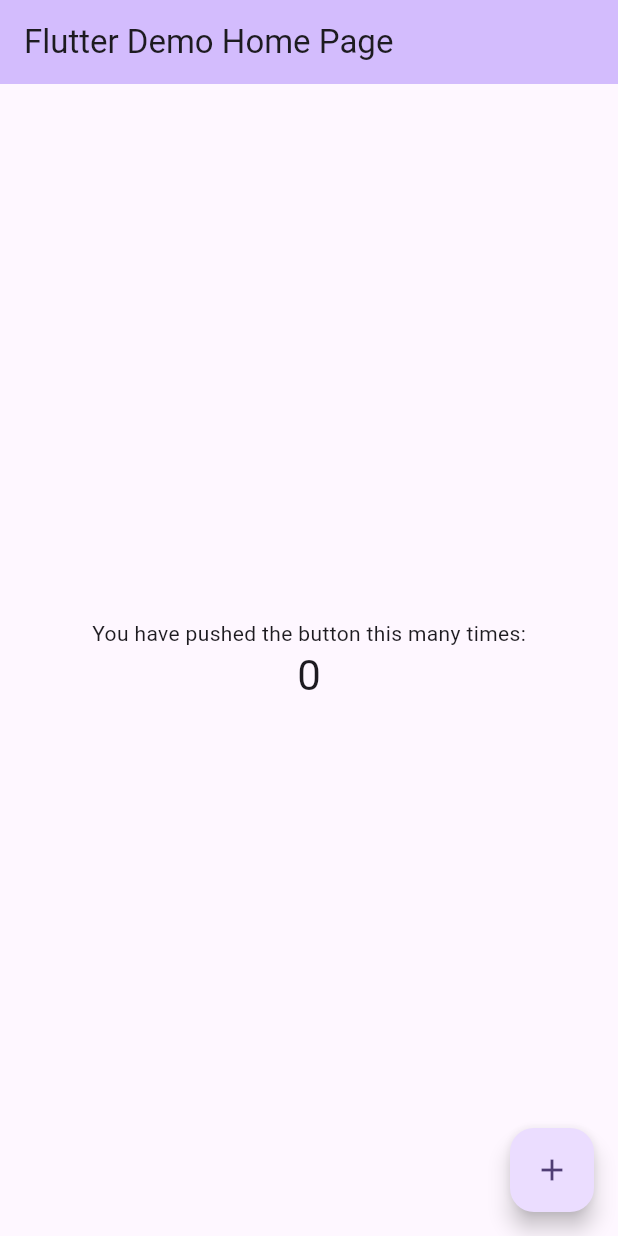
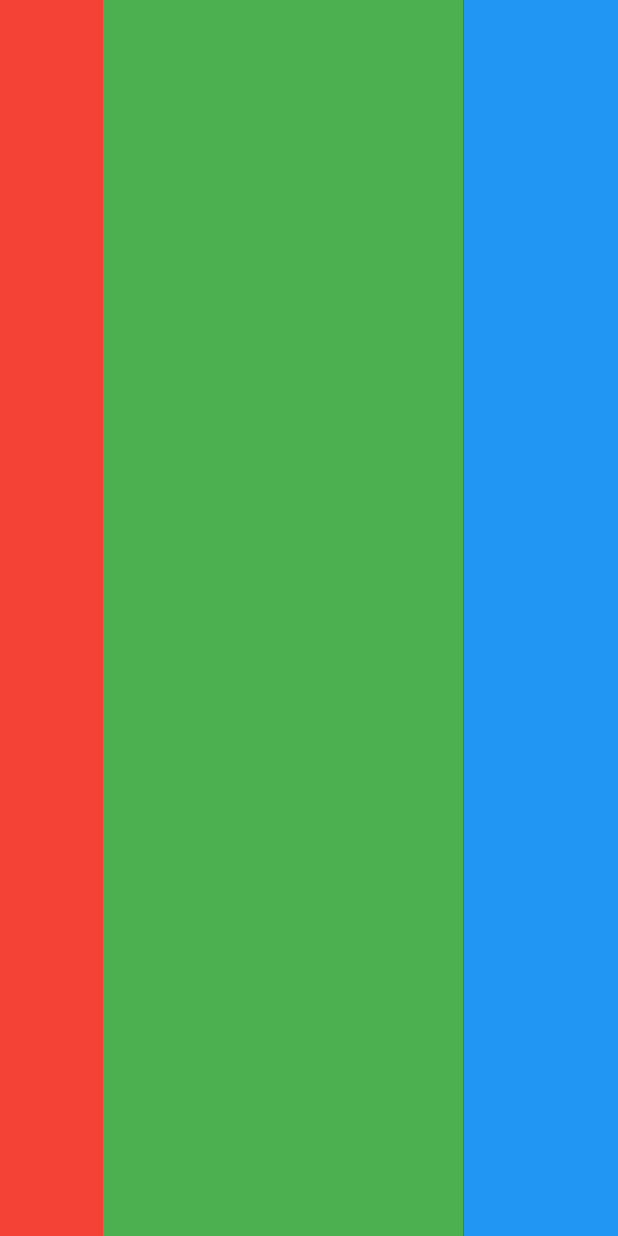
Before and after one commit to S-Dulanjana/Fitness-tracker, a Flutter app: the screen it shows after launch, on a phone screen of 412 x 824 dp. Run offline on Flutter 3.47's test engine with Material 3 defaults, Android fonts, the phone set to English and light mode, and no system bars.

Commit message:
create structure

```diff
--- a/lib/constant/color.dart
+++ b/lib/constant/color.dart
@@ -0,0 +1,10 @@
+import 'package:flutter/material.dart';
+
+const cardBgcolor = Color.fromARGB(256, 24, 24, 24);
+const primaryColor = Color(0xff2697FF);
+const secondaryColor = Color(0xffFFFFFF);
+
+const backGroundColor = Color.fromARGB(255, 30, 29, 29);
+const sectionColor = Colors.purpleAccent;
+final limeColor = Colors.blueGrey[900];
+const greyColor = Colors.grey;
--- /dev/null
+++ b/lib/constant/constant.dart
@@ -0,0 +1 @@
+const kDefaultPadding = 20;
--- a/lib/main.dart
+++ b/lib/main.dart
@@ -1,122 +1,21 @@
+import 'package:fitness_tracker/constant/color.dart';
+import 'package:fitness_tracker/pages/home_page.dart';
 import 'package:flutter/material.dart';
 
 void main() {
-  runApp(const MyApp());
+  runApp(MyApp());
 }
 
 class MyApp extends StatelessWidget {
   const MyApp({super.key});
 
-  // This widget is the root of your application.
   @override
   Widget build(BuildContext context) {
     return MaterialApp(
-      title: 'Flutter Demo',
-      theme: ThemeData(
-        // This is the theme of your application.
-        //
-        // TRY THIS: Try running your application with "flutter run". You'll see
-        // the application has a purple toolbar. Then, without quitting the app,
-        // try changing the seedColor in the colorScheme below to Colors.green
-        // and then invoke "hot reload" (save your changes or press the "hot
-        // reload" button in a Flutter-supported IDE, or press "r" if you used
-        // the command line to start the app).
-        //
-        // Notice that the counter didn't reset back to zero; the application
-        // state is not lost during the reload. To reset the state, use hot
-        // restart instead.
-        //
-        // This works for code too, not just values: Most code changes can be
-        // tested with just a hot reload.
-        colorScheme: ColorScheme.fromSeed(seedColor: Colors.deepPurple),
-      ),
-      home: const MyHomePage(title: 'Flutter Demo Home Page'),
+      debugShowCheckedModeBanner: false,
+      title: "Responsive fitness tracker",
+      theme: ThemeData(scaffoldBackgroundColor: backGroundColor),
+      home: HomePage(),
     );
   }
 }
-
-class MyHomePage extends StatefulWidget {
-  const MyHomePage({super.key, required this.title});
-
-  // This widget is the home page of your application. It is stateful, meaning
-  // that it has a State object (defined below) that contains fields that affect
-  // how it looks.
-
-  // This class is the configuration for the state. It holds the values (in this
-  // case the title) provided by the parent (in this case the App widget) and
-  // used by the build method of the State. Fields in a Widget subclass are
-  // always marked "final".
-
-  final String title;
-
-  @override
-  State<MyHomePage> createState() => _MyHomePageState();
-}
-
-class _MyHomePageState extends State<MyHomePage> {
-  int _counter = 0;
-
-  void _incrementCounter() {
-    setState(() {
-      // This call to setState tells the Flutter framework that something has
-      // changed in this State, which causes it to rerun the build method below
-      // so that the display can reflect the updated values. If we changed
-      // _counter without calling setState(), then the build method would not be
-      // called again, and so nothing would appear to happen.
-      _counter++;
-    });
-  }
-
-  @override
-  Widget build(BuildContext context) {
-    // This method is rerun every time setState is called, for instance as done
-    // by the _incrementCounter method above.
-    //
-    // The Flutter framework has been optimized to make rerunning build methods
-    // fast, so that you can just rebuild anything that needs updating rather
-    // than having to individually change instances of widgets.
-    return Scaffold(
-      appBar: AppBar(
-        // TRY THIS: Try changing the color here to a specific color (to
-        // Colors.amber, perhaps?) and trigger a hot reload to see the AppBar
-        // change color while the other colors stay the same.
-        backgroundColor: Theme.of(context).colorScheme.inversePrimary,
-        // Here we take the value from the MyHomePage object that was created by
-        // the App.build method, and use it to set our appbar title.
-        title: Text(widget.title),
-      ),
-      body: Center(
-        // Center is a layout widget. It takes a single child and positions it
-        // in the middle of the parent.
-        child: Column(
-          // Column is also a layout widget. It takes a list of children and
-          // arranges them vertically. By default, it sizes itself to fit its
-          // children horizontally, and tries to be as tall as its parent.
-          //
-          // Column has various properties to control how it sizes itself and
-          // how it positions its children. Here we use mainAxisAlignment to
-          // center the children vertically; the main axis here is the vertical
-          // axis because Columns are vertical (the cross axis would be
-          // horizontal).
-          //
-          // TRY THIS: Invoke "debug painting" (choose the "Toggle Debug Paint"
-          // action in the IDE, or press "p" in the console), to see the
-          // wireframe for each widget.
-          mainAxisAlignment: MainAxisAlignment.center,
-          children: <Widget>[
-            const Text('You have pushed the button this many times:'),
-            Text(
-              '$_counter',
-              style: Theme.of(context).textTheme.headlineMedium,
-            ),
-          ],
-        ),
-      ),
-      floatingActionButton: FloatingActionButton(
-        onPressed: _incrementCounter,
-        tooltip: 'Increment',
-        child: const Icon(Icons.add),
-      ), // This trailing comma makes auto-formatting nicer for build methods.
-    );
-  }
-}
--- /dev/null
+++ b/lib/pages/home_page.dart
@@ -0,0 +1,25 @@
+import 'package:flutter/material.dart';
+
+class HomePage extends StatelessWidget {
+  const HomePage({super.key});
+
+  @override
+  Widget build(BuildContext context) {
+    return Scaffold(
+      body: SafeArea(
+        child: Row(
+          children: [
+            //Side menu
+            Expanded(flex: 2, child: Container(color: Colors.red)),
+
+            //Dashbord
+            Expanded(flex: 7, child: Container(color: Colors.green)),
+
+            //Summary
+            Expanded(flex: 3, child: Container(color: Colors.blue)),
+          ],
+        ),
+      ),
+    );
+  }
+}
```
Also changed, not shown: lib/widgets/dashbord.dart (added), lib/widgets/side_menu.dart (added), lib/widgets/summary.dart (added).
